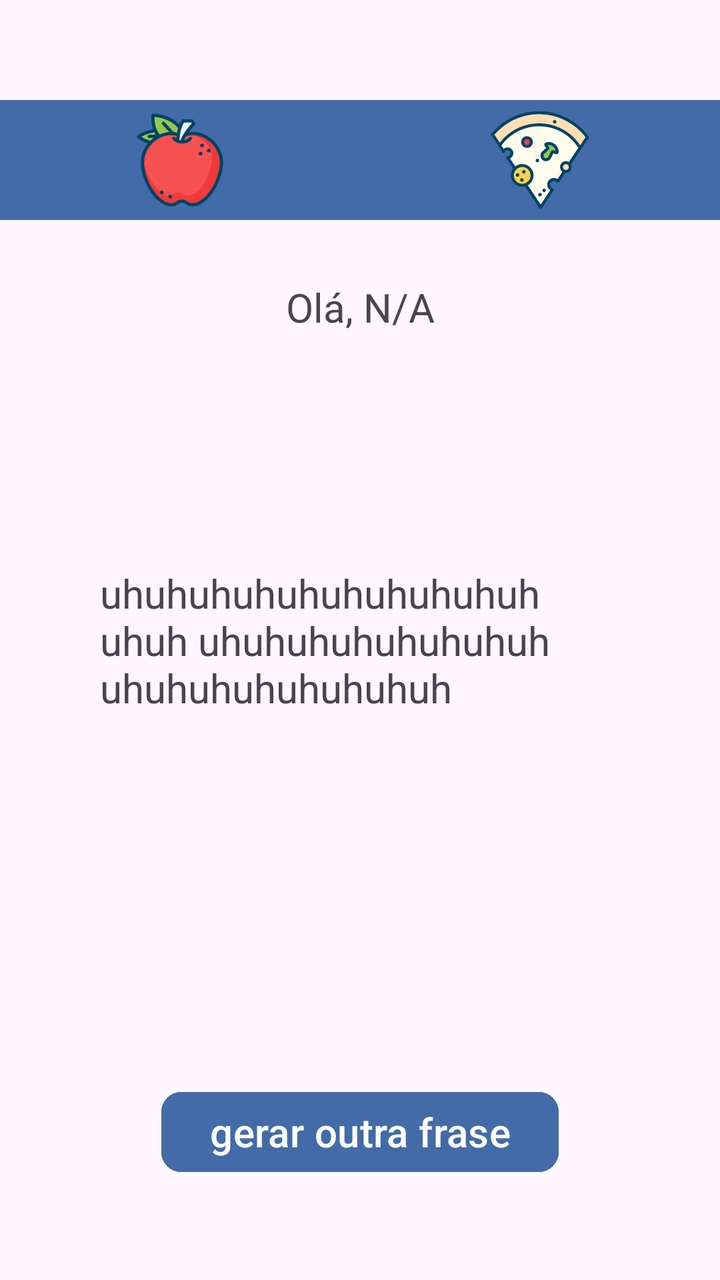
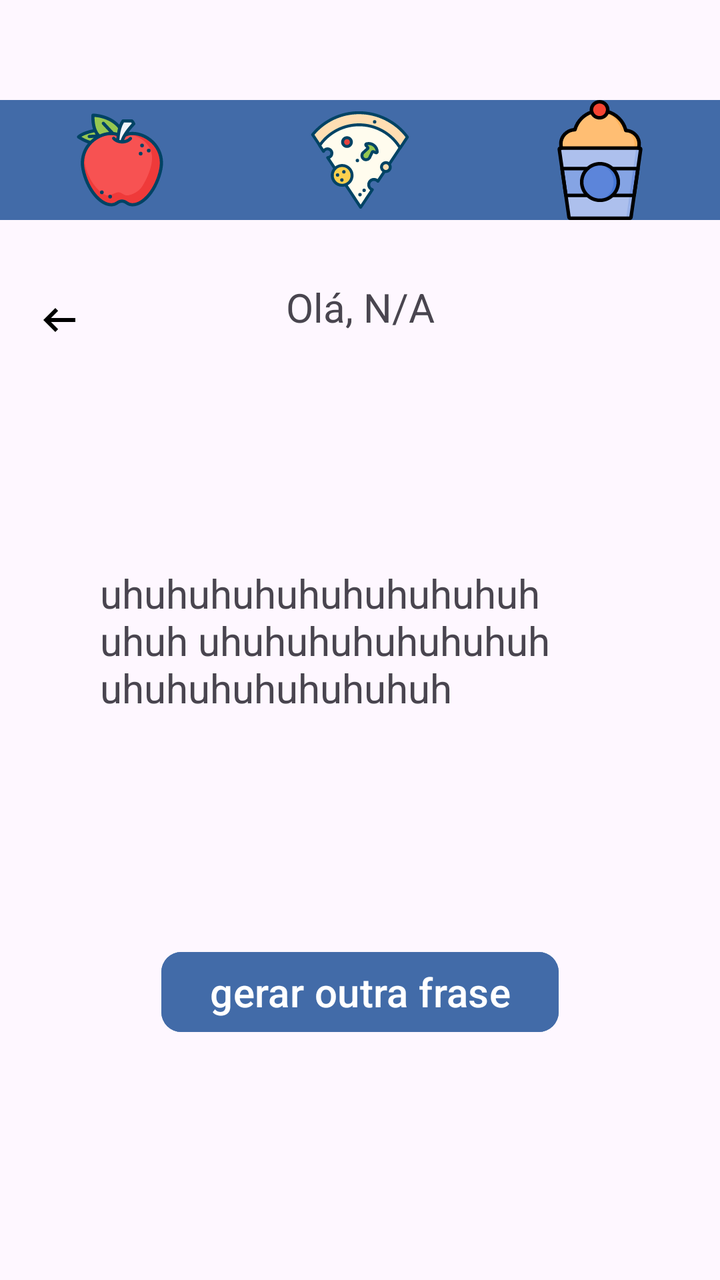

Screens rendered from an Android XML layout before and after an edit, with the pre-edit source and the edit as a unified diff.
<!-- AndroidManifest.xml: application theme Theme.Aula_2909 -->
<!-- res/layout/activity_main2.xml -->
<?xml version="1.0" encoding="utf-8"?>
<androidx.constraintlayout.widget.ConstraintLayout xmlns:android="http://schemas.android.com/apk/res/android"
    xmlns:app="http://schemas.android.com/apk/res-auto"
    xmlns:tools="http://schemas.android.com/tools"
    android:id="@+id/main"
    android:paddingBottom="50dp"
    android:paddingTop="50dp"
    android:layout_width="match_parent"
    android:layout_height="match_parent"
    tools:context=".MainActivity2">

    <ImageView
        android:id="@+id/img_apple"
        android:layout_width="0dp"
        android:layout_height="60dp"
        android:background="@color/blue"
        android:src="@drawable/apple_svgrepo_com"
        app:layout_constraintLeft_toLeftOf="parent"
        app:layout_constraintRight_toLeftOf="@id/img_pizza"
        app:layout_constraintTop_toTopOf="parent" />

    <ImageView
        android:id="@+id/img_pizza"
        android:background="@color/blue"
        android:layout_width="0dp"
        android:layout_height="60dp"
        android:src="@drawable/pizza_svgrepo_com"
        app:layout_constraintRight_toRightOf="parent"
        app:layout_constraintLeft_toRightOf="@id/img_apple"
        app:layout_constraintTop_toTopOf="parent"/>

    <TextView
        android:id="@+id/text_greating"
        android:layout_width="wrap_content"
        android:layout_height="wrap_content"
        android:padding="30dp"
        android:textSize="20dp"
        app:layout_constraintTop_toBottomOf="@id/img_pizza"
        app:layout_constraintLeft_toLeftOf="parent"
        app:layout_constraintRight_toRightOf="parent"
        android:text="@string/view2_greating"/>

    <TextView
        android:id="@+id/text_random_txt"
        android:layout_width="wrap_content"
        android:layout_height="wrap_content"
        android:textSize="20dp"
        android:paddingLeft="50dp"
        android:paddingRight="50dp"
        app:layout_constraintLeft_toLeftOf="parent"
        app:layout_constraintRight_toRightOf="parent"
        app:layout_constraintTop_toTopOf="parent"
        app:layout_constraintBottom_toBottomOf="parent"
        android:text="@string/view2_random_phrase"/>

    <Button
        android:id="@+id/button_gerar_frase"
        android:backgroundTint="@color/blue"
        android:layout_width="wrap_content"
        android:layout_height="wrap_content"
        android:textColor="@color/white"
        android:textSize="20dp"
        android:text="@string/view2_gerar_frase"
        app:cornerRadius="10dp"
        app:layout_constraintLeft_toLeftOf="parent"
        app:layout_constraintRight_toRightOf="parent"
        app:layout_constraintBottom_toBottomOf="parent"/>



</androidx.constraintlayout.widget.ConstraintLayout>
<!-- resources referenced by this layout -->
<resources>
  <color name="blue">#426BA8 </color>
  <color name="white">#FFFFFFFF</color>
  <!-- drawable apple_svgrepo_com: vector/xml drawable (drawable, 4937 chars, omitted) -->
  <!-- drawable pizza_svgrepo_com: vector/xml drawable (drawable, 9618 chars, omitted) -->
  <string name="view2_gerar_frase">gerar outra frase</string>
  <string name="view2_greating">Olá, N/A</string>
  <string name="view2_random_phrase"> uhuhuhuhuhuhuhuhuhuhuhuh uhuhuhuhuhuhuhuh uhuhuhuhuhuhuhuh </string>
  <style name="Theme.Aula_2909" parent="Base.Theme.Aula_2909" />
  <style name="Base.Theme.Aula_2909" parent="Theme.Material3.DayNight.NoActionBar">
          
          
      </style>
</resources>

<!-- the commit's change to res/layout/activity_main2.xml (unified diff, before → after) -->
@@ -25,9 +25,29 @@
         android:layout_width="0dp"
         android:layout_height="60dp"
         android:src="@drawable/pizza_svgrepo_com"
+        app:layout_constraintLeft_toRightOf="@id/img_apple"
+        app:layout_constraintRight_toLeftOf="@id/img_icecream"
+        app:layout_constraintTop_toTopOf="parent"/>
+
+    <ImageView
+        android:id="@+id/img_icecream"
+        android:background="@color/blue"
+        android:layout_width="0dp"
+        android:layout_height="60dp"
+        android:src="@drawable/food_ice_svgrepo_com"
         app:layout_constraintRight_toRightOf="parent"
-        app:layout_constraintLeft_toRightOf="@id/img_apple"
+        app:layout_constraintLeft_toRightOf="@id/img_pizza"
         app:layout_constraintTop_toTopOf="parent"/>
+
+    <ImageView
+        android:id="@+id/button_back"
+        android:layout_width="wrap_content"
+        android:layout_height="100dp"
+        android:src="@drawable/outline_arrow_left_alt_24"
+        app:layout_constraintHorizontal_bias="0.20"
+        app:layout_constraintTop_toBottomOf="@id/img_pizza"
+        app:layout_constraintLeft_toLeftOf="parent"
+        app:layout_constraintRight_toLeftOf="@id/text_greating"/>
 
     <TextView
         android:id="@+id/text_greating"
@@ -62,6 +82,7 @@
         android:textSize="20dp"
         android:text="@string/view2_gerar_frase"
         app:cornerRadius="10dp"
+        android:layout_marginBottom="70dp"
         app:layout_constraintLeft_toLeftOf="parent"
         app:layout_constraintRight_toRightOf="parent"
         app:layout_constraintBottom_toBottomOf="parent"/>
<!-- resource entries referenced after the edit -->
@@ -3,6 +3,13 @@
   <color name="blue">#426BA8 </color>
   <color name="white">#FFFFFFFF</color>
   <!-- drawable apple_svgrepo_com: vector/xml drawable (drawable, 4937 chars, omitted) -->
+  <!-- drawable food_ice_svgrepo_com: vector/xml drawable (drawable, 5718 chars, omitted) -->
+  <!-- drawable outline_arrow_left_alt_24 (drawable) -->
+  <vector xmlns:android="http://schemas.android.com/apk/res/android" android:autoMirrored="true" android:height="24dp" android:tint="#000000" android:viewportHeight="960" android:viewportWidth="960" android:width="24dp">
+        
+      <path android:fillColor="@android:color/white" android:pathData="M400,720L160,480L400,240L456,298L314,440L800,440L800,520L314,520L456,662L400,720Z"/>
+      
+  </vector>
   <!-- drawable pizza_svgrepo_com: vector/xml drawable (drawable, 9618 chars, omitted) -->
   <string name="view2_gerar_frase">gerar outra frase</string>
   <string name="view2_greating">Olá, N/A</string>
